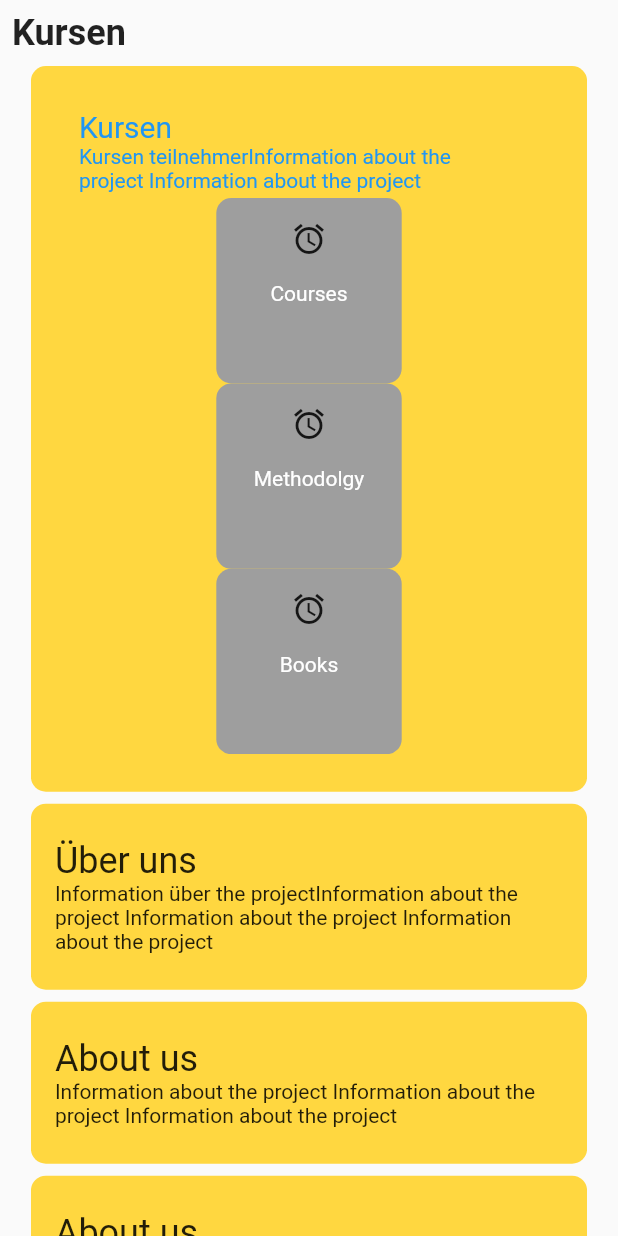
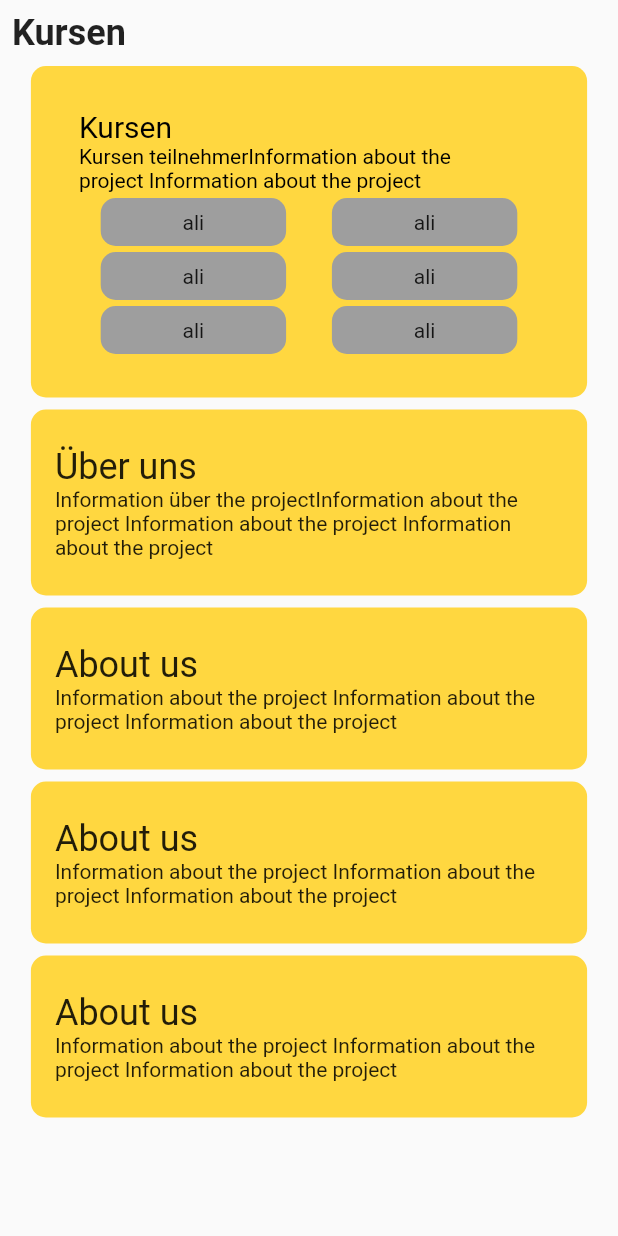
Before and after one commit to emircaglar/campus, a Flutter app: the Study screen opened directly, after a tap on "Kursen", on a phone screen of 412 x 824 dp. Run offline on Flutter 3.47's test engine with Material 2 defaults, Android fonts, the phone set to English and light mode, and no system bars.

Commit message:
campus weiter1

```diff
--- a/lib/study.dart
+++ b/lib/study.dart
@@ -30,24 +30,35 @@ class Study extends StatelessWidget {
                 children: [
                   Container(
                     child: ExpansionTile(
+                      textColor:Colors.black,
                       trailing: Text(""),
-                      title: Text("Kursen",style: TextStyle(fontSize: 20),),
-                      subtitle: Text("Kursen teilnehmerInformation about the project Information about the project"),
+                      title: Text(
+                        "Kursen",
+                        style: TextStyle(fontSize: 20),
+                      ),
+                      subtitle: Text(
+                          "Kursen teilnehmerInformation about the project Information about the project"),
                       children: [
-                        HomeoptionsContainer(
-                          media: media,
-                          bottumText: 'Courses',
-                          buttomIcon: Icons.access_alarm,
+                        Row(
+                          mainAxisAlignment: MainAxisAlignment.spaceEvenly,
+                          children: [
+                            HomeUser(media: media,color:Colors.grey,title:"ali"),
+                            HomeUser(media: media,color:Colors.grey,title:"ali"),
+                          ],
                         ),
-                        HomeoptionsContainer(
-                          media: media,
-                          bottumText: 'Methodolgy',
-                          buttomIcon: Icons.access_alarm,
+                        Row(
+                          mainAxisAlignment: MainAxisAlignment.spaceEvenly,
+                          children: [
+                            HomeUser(media: media,color:Colors.grey,title:"ali"),
+                            HomeUser(media: media,color:Colors.grey,title:"ali"),
+                          ],
                         ),
-                        HomeoptionsContainer(
-                          media: media,
-                          bottumText: 'Books',
-                          buttomIcon: Icons.access_alarm,
+                        Row(
+                          mainAxisAlignment: MainAxisAlignment.spaceEvenly,
+                          children: [
+                            HomeUser(media: media,color:Colors.grey,title:"ali"),
+                            HomeUser(media: media,color:Colors.grey,title:"ali"),
+                          ],
                         ),
                       ],
                     ),
@@ -75,7 +86,8 @@ class Study extends StatelessWidget {
                           "Über uns",
                           style: TextStyle(fontSize: 24),
                         ),
-                        Text("Information über the projectInformation about the project Information about the project Information about the project"),
+                        Text(
+                            "Information über the projectInformation about the project Information about the project Information about the project"),
                       ],
                     ),
                   ),
@@ -95,7 +107,8 @@ class Study extends StatelessWidget {
                           "About us",
                           style: TextStyle(fontSize: 24),
                         ),
-                        Text("Information about the project Information about the project Information about the project"),
+                        Text(
+                            "Information about the project Information about the project Information about the project"),
                       ],
                     ),
                   ),
@@ -115,7 +128,8 @@ class Study extends StatelessWidget {
                           "About us",
                           style: TextStyle(fontSize: 24),
                         ),
-                        Text("Information about the project Information about the project Information about the project"),
+                        Text(
+                            "Information about the project Information about the project Information about the project"),
                       ],
                     ),
                   ),
@@ -134,7 +148,8 @@ class Study extends StatelessWidget {
                           "About us",
                           style: TextStyle(fontSize: 24),
                         ),
-                        Text("Information about the project Information about the project Information about the project"),
+                        Text(
+                            "Information about the project Information about the project Information about the project"),
                       ],
                     ),
                   ),
@@ -147,3 +162,35 @@ class Study extends StatelessWidget {
     );
   }
 }
+
+class HomeUser extends StatelessWidget {
+  const HomeUser({
+    Key? key,
+    required this.media,
+    required this.title,
+    required this.color,
+  }) : super(key: key);
+
+  final Size media;
+  final String title;
+  final Color color;
+
+  @override
+  Widget build(BuildContext context) {
+    return Container(
+      margin: EdgeInsets.only(bottom: 4),
+      decoration: BoxDecoration(
+        borderRadius: BorderRadius.circular(10),
+        color: color,
+      ),
+      width: media.width * .3,
+      child: Padding(
+        padding: const EdgeInsets.all(8.0),
+        child: Text(
+          title,
+          textAlign: TextAlign.center,
+        ),
+      ),
+    );
+  }
+}
```
